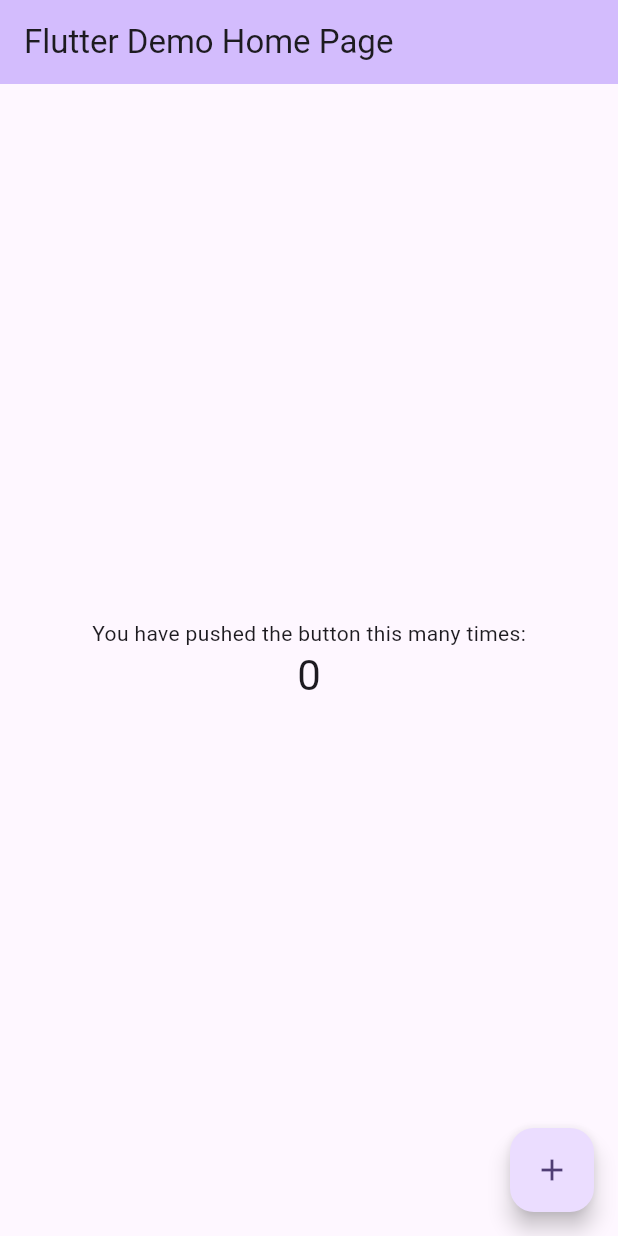
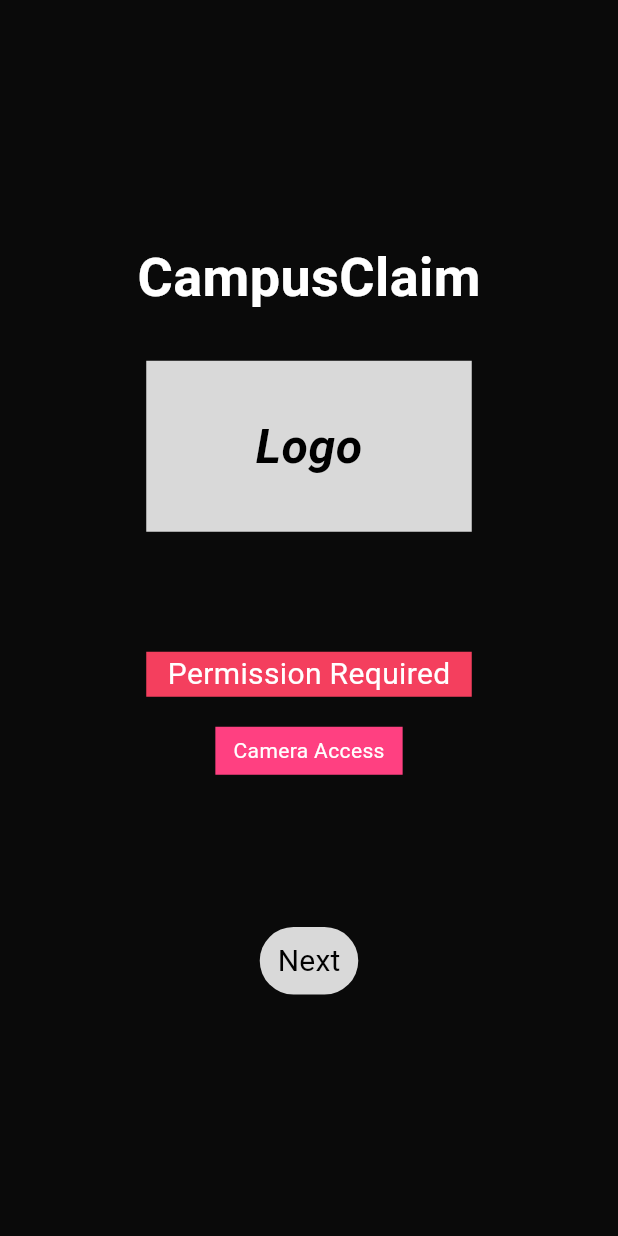
Before and after one commit to Lakshaha/CampusClaim, a Flutter app: the screen it shows after launch, on a phone screen of 412 x 824 dp. Run offline on Flutter 3.47's test engine with Material 3 defaults, Android fonts, the phone set to English and light mode, and no system bars; Roboto replaces fonts that are missing (Manrope).

Commit message:
Starting screen basic UI is done, tmr need to figure out camera access, checkbox, and then camera permission must to go to item list page

```diff
--- a/lib/Screens/add_item_screen.dart
+++ b/lib/Screens/add_item_screen.dart
@@ -0,0 +1,10 @@
+import 'package:flutter/material.dart';
+
+class AddItemsList extends StatelessWidget {
+  const AddItemsList({super.key});
+
+  @override
+  Widget build(BuildContext context) {
+    return const Placeholder();
+  }
+}
--- a/lib/Screens/item_list_screen.dart
+++ b/lib/Screens/item_list_screen.dart
@@ -0,0 +1,10 @@
+import 'package:flutter/material.dart';
+
+class ItemListScroll extends StatelessWidget {
+  const ItemListScroll({super.key});
+
+  @override
+  Widget build(BuildContext context) {
+    return const Placeholder();
+  }
+}
--- /dev/null
+++ b/lib/Screens/starting_screen.dart
@@ -0,0 +1,104 @@
+import 'package:flutter/material.dart';
+
+class Starting extends StatelessWidget {
+  const Starting({super.key});
+
+  @override
+  Widget build(BuildContext context) {
+    return Scaffold(
+      backgroundColor: Color(0xFF0A0A0A),
+      body: SafeArea(
+        child: Center(
+          child: Column(
+            mainAxisAlignment: MainAxisAlignment.center,
+            children: [
+              Text(
+                'CampusClaim',
+                style: TextStyle(
+                  color: Color(0xFFFFFFFF),
+                  fontSize: 36,
+                  fontWeight: FontWeight.bold,
+                  fontFamily: 'Manrope',
+                ),
+              ),
+              SizedBox(height: 30),
+              Container(
+                height: 114,
+                width: 217,
+                decoration: BoxDecoration(color: Color(0xFFD9D9D9)),
+                child: Center(
+                  child: Text(
+                    'Logo',
+                    style: TextStyle(
+                      fontSize: 32,
+                      fontFamily: 'Manrope',
+                      color: Color(0xFF000000),
+                      fontStyle: FontStyle.italic,
+                      fontWeight: FontWeight.w700,
+                    ),
+                  ),
+                ),
+              ),
+
+              SizedBox(height: 80),
+
+              Container(
+                height: 30,
+                width: 217,
+                decoration: BoxDecoration(color: Color(0xFFF43F5E)),
+                child: Center(
+                  child: Text(
+                    'Permission Required',
+                    style: TextStyle(
+                      fontFamily: 'Manrope',
+                      fontSize: 20,
+                      fontWeight: FontWeight.w400,
+                      color: Color(0xFFFFFFFF),
+                    ),
+                  ),
+                ),
+              ),
+              SizedBox(height: 20),
+              Row(
+                mainAxisAlignment: MainAxisAlignment.center,
+                children: [
+                  // Checkbox(
+                  //   value: cameraAccess,
+                  //   onChanged: (value) {
+                  //     setState(() => cameraAccess = value!);
+                  //   },
+                  // ),
+                  Container(
+                    padding: const EdgeInsets.symmetric(
+                      horizontal: 12,
+                      vertical: 6,
+                    ),
+                    color: Colors.pinkAccent,
+                    child: const Text(
+                      "Camera Access",
+                      style: TextStyle(color: Colors.white),
+                    ),
+                  ),
+                ],
+              ),
+              SizedBox(height: 100),
+              TextButton(
+                onPressed: () {},
+                style: TextButton.styleFrom(backgroundColor: Color(0xFFD9D9D9)),
+                child: Text(
+                  'Next',
+                  style: TextStyle(
+                    fontFamily: 'Manrope',
+                    fontSize: 20,
+                    fontWeight: FontWeight.w400,
+                    color: Color(0xFF000000),
+                  ),
+                ),
+              ),
+            ],
+          ),
+        ),
+      ),
+    );
+  }
+}
--- a/lib/main.dart
+++ b/lib/main.dart
@@ -1,122 +1,24 @@
 import 'package:flutter/material.dart';
+import 'Screens/add_item_screen.dart';
+import 'Screens/item_list_screen.dart';
+import 'Screens/starting_screen.dart';
 
 void main() {
-  runApp(const MyApp());
+  runApp(Campus_claim());
 }
 
-class MyApp extends StatelessWidget {
-  const MyApp({super.key});
+class Campus_claim extends StatelessWidget {
+  const Campus_claim({super.key});
 
-  // This widget is the root of your application.
   @override
   Widget build(BuildContext context) {
     return MaterialApp(
-      title: 'Flutter Demo',
-      theme: ThemeData(
-        // This is the theme of your application.
-        //
-        // TRY THIS: Try running your application with "flutter run". You'll see
-        // the application has a purple toolbar. Then, without quitting the app,
-        // try changing the seedColor in the colorScheme below to Colors.green
-        // and then invoke "hot reload" (save your changes or press the "hot
-        // reload" button in a Flutter-supported IDE, or press "r" if you used
-        // the command line to start the app).
-        //
-        // Notice that the counter didn't reset back to zero; the application
-        // state is not lost during the reload. To reset the state, use hot
-        // restart instead.
-        //
-        // This works for code too, not just values: Most code changes can be
-        // tested with just a hot reload.
-        colorScheme: .fromSeed(seedColor: Colors.deepPurple),
-      ),
-      home: const MyHomePage(title: 'Flutter Demo Home Page'),
+      initialRoute: '/',
+      routes: {
+        '/': (context) => Starting(),
+        'add_item': (context) => AddItemsList(),
+        'item_list': (context) => ItemListScroll(),
+      },
     );
   }
 }
-
-class MyHomePage extends StatefulWidget {
-  const MyHomePage({super.key, required this.title});
-
-  // This widget is the home page of your application. It is stateful, meaning
-  // that it has a State object (defined below) that contains fields that affect
-  // how it looks.
-
-  // This class is the configuration for the state. It holds the values (in this
-  // case the title) provided by the parent (in this case the App widget) and
-  // used by the build method of the State. Fields in a Widget subclass are
-  // always marked "final".
-
-  final String title;
-
-  @override
-  State<MyHomePage> createState() => _MyHomePageState();
-}
-
-class _MyHomePageState extends State<MyHomePage> {
-  int _counter = 0;
-
-  void _incrementCounter() {
-    setState(() {
-      // This call to setState tells the Flutter framework that something has
-      // changed in this State, which causes it to rerun the build method below
-      // so that the display can reflect the updated values. If we changed
-      // _counter without calling setState(), then the build method would not be
-      // called again, and so nothing would appear to happen.
-      _counter++;
-    });
-  }
-
-  @override
-  Widget build(BuildContext context) {
-    // This method is rerun every time setState is called, for instance as done
-    // by the _incrementCounter method above.
-    //
-    // The Flutter framework has been optimized to make rerunning build methods
-    // fast, so that you can just rebuild anything that needs updating rather
-    // than having to individually change instances of widgets.
-    return Scaffold(
-      appBar: AppBar(
-        // TRY THIS: Try changing the color here to a specific color (to
-        // Colors.amber, perhaps?) and trigger a hot reload to see the AppBar
-        // change color while the other colors stay the same.
-        backgroundColor: Theme.of(context).colorScheme.inversePrimary,
-        // Here we take the value from the MyHomePage object that was created by
-        // the App.build method, and use it to set our appbar title.
-        title: Text(widget.title),
-      ),
-      body: Center(
-        // Center is a layout widget. It takes a single child and positions it
-        // in the middle of the parent.
-        child: Column(
-          // Column is also a layout widget. It takes a list of children and
-          // arranges them vertically. By default, it sizes itself to fit its
-          // children horizontally, and tries to be as tall as its parent.
-          //
-          // Column has various properties to control how it sizes itself and
-          // how it positions its children. Here we use mainAxisAlignment to
-          // center the children vertically; the main axis here is the vertical
-          // axis because Columns are vertical (the cross axis would be
-          // horizontal).
-          //
-          // TRY THIS: Invoke "debug painting" (choose the "Toggle Debug Paint"
-          // action in the IDE, or press "p" in the console), to see the
-          // wireframe for each widget.
-          mainAxisAlignment: .center,
-          children: [
-            const Text('You have pushed the button this many times:'),
-            Text(
-              '$_counter',
-              style: Theme.of(context).textTheme.headlineMedium,
-            ),
-          ],
-        ),
-      ),
-      floatingActionButton: FloatingActionButton(
-        onPressed: _incrementCounter,
-        tooltip: 'Increment',
-        child: const Icon(Icons.add),
-      ),
-    );
-  }
-}
```
Also changed, not shown: pubspec.yaml (+3 -5 lines), lib/fonts/Manrope.ttf (added), 1 other file.
